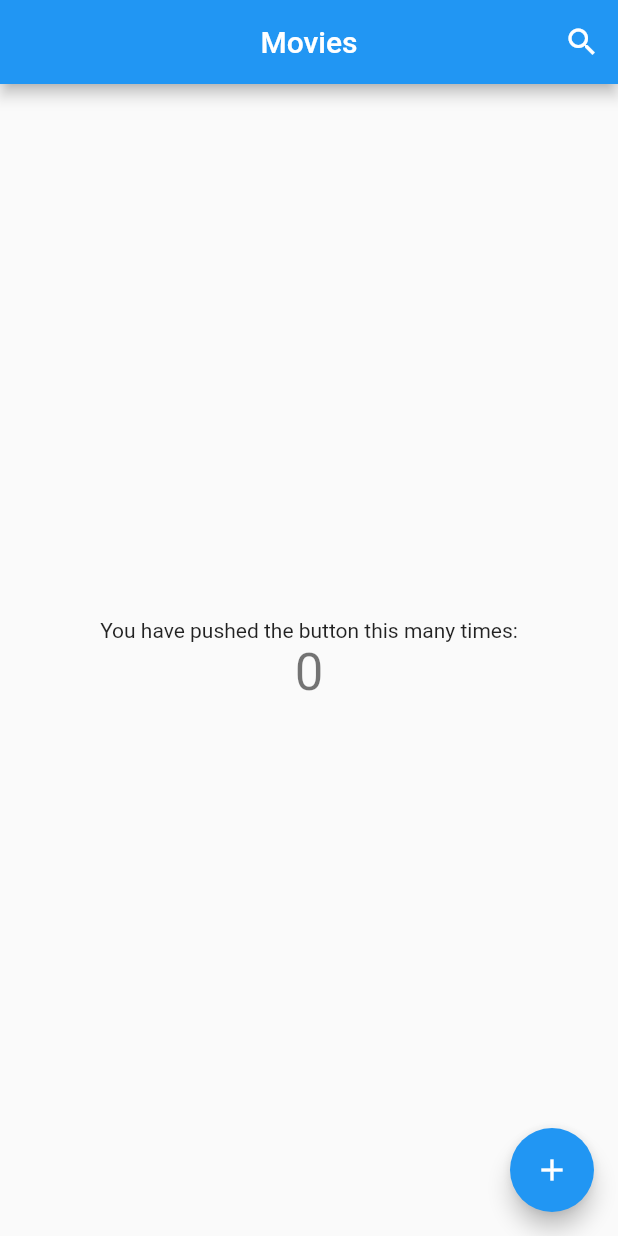
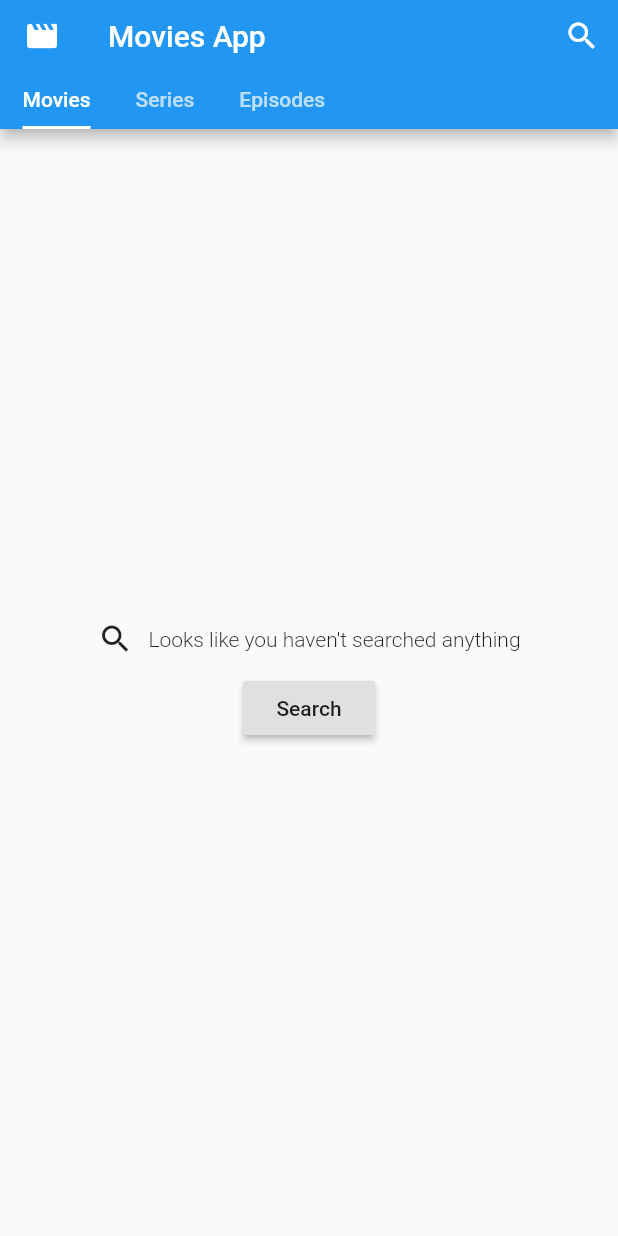
Before and after one commit to GadepalliAditya1998/flutter-movies, a Flutter app: the screen it shows after launch, on a phone screen of 412 x 824 dp. Run offline on Flutter 3.47's test engine with Material 2 defaults, Android fonts, the phone set to English and light mode, and no system bars; our stand-ins replace dio; missing offline and left inert: jaguar_serializer; statements that could not run were skipped.

```diff
--- a/lib/main.dart
+++ b/lib/main.dart
@@ -1,4 +1,7 @@
 import 'package:flutter/material.dart';
+import 'package:flutterMoviesApp/pages/home.dart';
+import 'package:flutterMoviesApp/providers/movie_list_provider.dart';
+import 'package:provider/provider.dart';
 
 void main() {
   runApp(MyApp());
@@ -7,76 +10,16 @@ void main() {
 class MyApp extends StatelessWidget {
   @override
   Widget build(BuildContext context) {
-    return MaterialApp(
-      title: 'Movies',
-      theme: ThemeData(
-        primarySwatch: Colors.blue,
-        visualDensity: VisualDensity.adaptivePlatformDensity,
+    return ChangeNotifierProvider(
+      create: (_) => MovieListProvider(),
+      child: MaterialApp(
+        title: 'Movies App',
+        theme: ThemeData(
+          primarySwatch: Colors.blue,
+          visualDensity: VisualDensity.adaptivePlatformDensity,
+        ),
+        home: Home(title: 'Flutter Demo Home Page'),
       ),
-      home: MyHomePage(title: 'Flutter Demo Home Page'),
     );
   }
 }
-
-class MyHomePage extends StatefulWidget {
-  MyHomePage({Key key, this.title}) : super(key: key);
-
-  final String title;
-
-  @override
-  _MyHomePageState createState() => _MyHomePageState();
-}
-
-class _MyHomePageState extends State<MyHomePage> {
-  int _counter = 0;
-  bool isSearchActive = false;
-
-  void _incrementCounter() {
-    setState(() {
-      _counter++;
-    });
-  }
-
-  @override
-  Widget build(BuildContext context) {
-    return Scaffold(
-      appBar: AppBar(
-        title: isSearchActive ? _search : Text('Movies'),
-        centerTitle: true,
-        actions: [
-          IconButton(
-            icon: Icon(this.isSearchActive ? Icons.close : Icons.search),
-            onPressed: () {
-              setState(() {
-                this.isSearchActive = !this.isSearchActive;
-              });
-            },
-          ),
-        ],
-      ),
-      body: Center(
-        child: Column(
-          mainAxisAlignment: MainAxisAlignment.center,
-          children: <Widget>[
-            Text(
-              'You have pushed the button this many times:',
-            ),
-            Text(
-              '$_counter',
-              style: Theme.of(context).textTheme.headline4,
-            ),
-          ],
-        ),
-      ),
-      floatingActionButton: FloatingActionButton(
-        onPressed: _incrementCounter,
-        tooltip: 'Increment',
-        child: Icon(Icons.add),
-      ),
-    );
-  }
-
-  TextFormField get _search {
-    return TextFormField();
-  }
-}
--- a/lib/models/api_response.dart
+++ b/lib/models/api_response.dart
@@ -1,5 +1,4 @@
-class ApiResponse<T> {
-  T data;
+class ApiResponse {
   bool response;
   String error;
 }
--- a/lib/models/index.dart
+++ b/lib/models/index.dart
@@ -1,3 +1,4 @@
 export './api_response.dart';
+export './movie_details.dart';
 export './movies_list_item.dart';
-export './movie_details.dart';
+export './search.dart';
--- a/lib/models/movies_list_item.dart
+++ b/lib/models/movies_list_item.dart
@@ -1,11 +1,39 @@
 import 'package:jaguar_serializer/jaguar_serializer.dart';
+
+import 'api_response.dart';
 part 'movies_list_item.jser.dart';
 
-class MovieListItem {
+class MovieListItem extends ApiResponse {
+  @Field(
+      isNullable: false,
+      dontDecode: false,
+      decodeFrom: 'Title',
+      dontEncode: false)
   String title;
+    @Field(
+      processor: NumToStringProcessor(),
+      isNullable: false,
+      dontDecode: false,
+      decodeFrom: 'Year',
+      dontEncode: false)
   int year;
+    @Field(
+      isNullable: false,
+      dontDecode: false,
+      decodeFrom: 'imdbID',
+      dontEncode: false)
   String imdbId;
+    @Field(
+      isNullable: false,
+      dontDecode: false,
+      decodeFrom: 'Type',
+      dontEncode: false)
   String type;
+    @Field(
+      isNullable: false,
+      dontDecode: false,
+      decodeFrom: 'Poster',
+      dontEncode: false)
   String poster;
 }
 
--- /dev/null
+++ b/lib/pages/home.dart
@@ -0,0 +1,127 @@
+import 'package:flutter/material.dart';
+import 'package:flutterMoviesApp/pages/list_page.dart';
+import 'package:flutterMoviesApp/providers/movie_list_provider.dart';
+import 'package:provider/provider.dart';
+
+class Home extends StatefulWidget {
+  Home({Key key, this.title}) : super(key: key);
+
+  final String title;
+
+  @override
+  _HomeState createState() => _HomeState();
+}
+
+class _HomeState extends State<Home> with SingleTickerProviderStateMixin {
+  final TextEditingController _controller = TextEditingController();
+  TabController _tabController;
+  List<int> years;
+
+  @override
+  void initState() {
+    super.initState();
+    this._tabController = TabController(initialIndex: 0, vsync: this, length: 3)
+      ..addListener(() => onTabChange(this._tabController.index));
+  }
+
+  @override
+  Widget build(BuildContext context) {
+    return Consumer<MovieListProvider>(
+      builder: (context, movieProvider, _) => WillPopScope(
+        onWillPop: () async {
+          if (movieProvider.isSearchMode) {
+            _controller.clear();
+            movieProvider.setSearchMode(false);
+            return false;
+          }
+          return true;
+        },
+        child: Scaffold(
+          appBar: AppBar(
+            backgroundColor: movieProvider.isSearchMode
+                ? Colors.white
+                : Theme.of(context).appBarTheme.color,
+            leading: Icon(Icons.movie_creation_rounded),
+            title: movieProvider.isSearchMode ? _search : Text('Movies App'),
+            actions: !movieProvider.isSearchMode
+                ? [
+                    IconButton(
+                      icon: Icon(movieProvider.isSearchMode
+                          ? Icons.close
+                          : Icons.search),
+                      onPressed: () {
+                        movieProvider.setSearchMode(true);
+                      },
+                    ),
+                  ]
+                : null,
+            bottom: !movieProvider.isSearchMode
+                ? PreferredSize(
+                    preferredSize: Size.fromHeight(30),
+                    child: Align(
+                      alignment: Alignment.centerLeft,
+                      child: TabBar(
+                          controller: _tabController,
+                          labelPadding: EdgeInsets.symmetric(
+                              vertical: 10, horizontal: 15),
+                          indicatorSize: TabBarIndicatorSize.label,
+                          isScrollable: true,
+                          tabs: [
+                            Text('Movies'),
+                            Text('Series'),
+                            Text('Episodes')
+                          ]),
+                    ),
+                  )
+                : null,
+          ),
+          body: TabBarView(
+              physics: NeverScrollableScrollPhysics(),
+              controller: _tabController,
+              children: [
+                MoviesListPage(),
+                MoviesListPage(),
+                MoviesListPage(),
+              ]),
+        ),
+      ),
+    );
+  }
+
+  TextFormField get _search {
+    var provider = Provider.of<MovieListProvider>(context, listen: false);
+    return TextFormField(
+      controller: _controller,
+      autofocus: true,
+      textInputAction: TextInputAction.search,
+      onFieldSubmitted: provider.setSearchText,
+      decoration: InputDecoration(
+          hintText: 'Search',
+          isCollapsed: true,
+          isDense: true,
+          border: InputBorder.none,
+          contentPadding: EdgeInsets.symmetric(vertical: 20.0),
+          suffixIcon: IconButton(
+              onPressed: () {
+                if (provider.searchText?.isEmpty ?? true) {
+                  provider.setSearchMode(false);
+                } else {
+                  this._controller.clear();
+                  provider.setSearchText('');
+                }
+              },
+              icon: Icon(Icons.close, color: Colors.black))),
+    );
+  }
+
+  onTabChange(int index) {
+    var provider = Provider.of<MovieListProvider>(context, listen: false);
+    provider.setActiveTab(index);
+  }
+
+  @override
+  void dispose() {
+    this._tabController.dispose();
+    super.dispose();
+  }
+}
--- a/lib/pages/list_page.dart
+++ b/lib/pages/list_page.dart
@@ -0,0 +1,148 @@
+import 'package:flutter/material.dart';
+import 'package:flutterMoviesApp/models/movies_list_item.dart';
+import 'package:flutterMoviesApp/providers/movie_list_provider.dart';
+import 'package:provider/provider.dart';
+
+class MoviesListPage extends StatefulWidget {
+  @override
+  _MoviesListPageState createState() => _MoviesListPageState();
+}
+
+class _MoviesListPageState extends State<MoviesListPage> {
+  List<MovieListItem> movies;
+  ScrollController _scrollController;
+  @override
+  void initState() {
+    super.initState();
+    _scrollController = ScrollController();
+  }
+
+  @override
+  Widget build(BuildContext context) {
+    return Consumer<MovieListProvider>(builder: (context, moviesProvider, _) {
+      if (moviesProvider.isLoading && moviesProvider.movies.isEmpty)
+        return Center(
+            child: Container(
+                height: 30, width: 30, child: CircularProgressIndicator()));
+      else if (moviesProvider.movies != null &&
+          moviesProvider.movies.length > 0) {
+        this.movies = moviesProvider.movies;
+        return NotificationListener(
+          onNotification: onScroll,
+          child: Column(
+            children: [
+              Expanded(
+                child: GridView.builder(
+                  controller: _scrollController,
+                  gridDelegate: SliverGridDelegateWithFixedCrossAxisCount(
+                      crossAxisCount: 2),
+                  itemCount: moviesProvider.movies.length,
+                  itemBuilder: _buildItem,
+                ),
+              ),
+              moviesProvider.isLoading
+                  ? Container(
+                      margin: EdgeInsets.symmetric(vertical: 10),
+                      height: 20,
+                      width: 20,
+                      child: CircularProgressIndicator())
+                  : SizedBox.shrink(),
+            ],
+          ),
+        );
+      } else {
+        return Column(
+          mainAxisAlignment: MainAxisAlignment.center,
+          crossAxisAlignment: CrossAxisAlignment.center,
+          children: [
+            Row(
+              mainAxisAlignment: MainAxisAlignment.center,
+              children: [
+                Icon(Icons.search),
+                SizedBox(width: 10),
+                Text(
+                  'Looks like you haven\'t searched anything',
+                  style: TextStyle(fontWeight: FontWeight.w300),
+                ),
+              ],
+            ),
+            SizedBox(height: 10),
+            RaisedButton(
+              onPressed: () {
+                moviesProvider.setSearchMode(true);
+              },
+              child: Text('Search'),
+            )
+          ],
+        );
+      }
+    });
+  }
+
+  Widget _buildItem(BuildContext context, int index) {
+    var movie = movies[index];
+    return Card(
+      shape: RoundedRectangleBorder(borderRadius: BorderRadius.circular(5)),
+      child: InkWell(
+        onTap: () {},
+        child: Stack(children: [
+          Column(
+            crossAxisAlignment: CrossAxisAlignment.stretch,
+            children: [
+              Container(
+                height: 180,
+                child: Image.network(
+                  movie.poster,
+                  errorBuilder: (context, _, __) => Icon(
+                      Icons.movie_creation_outlined,
+                      size: 60,
+                      color: Colors.grey),
+                  loadingBuilder: (context, child, progress) {
+                    return progress == null
+                        ? child
+                        : Center(child: CircularProgressIndicator());
+                  },
+                  fit: BoxFit.cover,
+                ),
+              ),
+              Container(
+                alignment: Alignment.centerLeft,
+                padding: const EdgeInsets.all(4),
+                child: Text(
+                  movie.title,
+                  style: TextStyle(
+                    fontWeight: FontWeight.w500,
+                  ),
+                  maxLines: 1,
+                  overflow: TextOverflow.ellipsis,
+                ),
+              ),
+            ],
+          ),
+          Align(
+            alignment: Alignment.topRight,
+            child: Container(
+              alignment: Alignment.center,
+              color: Colors.yellowAccent,
+              width: 60,
+              height: 25,
+              child: Text('${movie.year ?? 'N/A'}',
+                  style: TextStyle(fontWeight: FontWeight.bold)),
+            ),
+          )
+        ]),
+      ),
+    );
+  }
+
+  bool onScroll(Notification notification) {
+    var movieProvider = Provider.of<MovieListProvider>(context, listen: false);
+    bool isScreenEnd = _scrollController.position.maxScrollExtent ==
+        _scrollController.position.pixels;
+
+    if (notification is ScrollEndNotification && isScreenEnd) {
+      movieProvider.loadNextPage();
+    }
+    return true;
+  }
+}
--- a/lib/providers/movie_list_provider.dart
+++ b/lib/providers/movie_list_provider.dart
@@ -0,0 +1,92 @@
+import 'package:flutter/widgets.dart';
+import 'package:flutterMoviesApp/models/movies_list_item.dart';
+import 'package:flutterMoviesApp/repositories/movies_repository.dart';
+
+enum MoviesQueryType { movies, series, episode }
+
+class MovieListProvider extends ChangeNotifier {
+  List<MovieListItem> _movieList = [];
+  MovieRepository _movieRepository;
+
+  bool isSearchMode = false;
+  bool isLoading = false;
+  String searchText;
+  MoviesQueryType activeTab = MoviesQueryType.movies;
+
+  int pageIndex = 1;
+  int yearOfRelease;
+
+  MovieListProvider() {
+    this._movieRepository = MovieRepository();
+  }
+
+  setSearchMode(bool isSearchMode) {
+    this.isSearchMode = isSearchMode;
+    notifyListeners();
+  }
+
+  void setSearchText(String searchText) {
+    this.searchText = searchText;
+    this._fetchMovies();
+  }
+
+  void _fetchMovies() async {
+    this.isLoading = true;
+    notifyListeners();
+
+    var result = await this._movieRepository.getMovies(
+          movieName: searchText,
+          pageIndex: this.pageIndex,
+          type: _movieTypeMap[this.activeTab],
+        );
+    this.isLoading = false;
+    if (result != null) {
+      this._movieList = result;
+    }
+    notifyListeners();
+  }
+
+  void setActiveTab(int position) {
+    this.activeTab = MoviesQueryType.values.elementAt(position);
+  }
+
+  void setLoading(bool isloading) {
+    this.isLoading = isloading;
+    notifyListeners();
+  }
+
+  void loadNextPage() {
+    this.pageIndex++;
+    this._fetchMovies();
+  }
+
+  List<MovieListItem> get movies {
+    if (this.searchText != null && this.searchText.isNotEmpty)
+      return this
+          ._movieList
+          .where((movie) =>
+              movie.type.toLowerCase() ==
+                  _movieTypeMap[this.activeTab].toLowerCase() &&
+              movie.title.toLowerCase().contains(this.searchText.toLowerCase()))
+          .toList();
+    else {
+      return this
+          ._movieList
+          .where((movie) =>
+              movie.type.toLowerCase() ==
+              _movieTypeMap[this.activeTab].toLowerCase())
+          .toList();
+    }
+  }
+
+  // Map<String, String> get _query => {
+  //       's': this.searchText,
+  //       'page': '${this.pageIndex}',
+  //     };
+
+  Map<MoviesQueryType, String> get _movieTypeMap => {
+        MoviesQueryType.movies: 'movie',
+        MoviesQueryType.series: 'series',
+        MoviesQueryType.episode: 'episode',
+      };
+}
--- /dev/null
+++ b/lib/repositories/movies_repository.dart
@@ -0,0 +1,39 @@
+import 'package:flutterMoviesApp/models/index.dart';
+import 'package:flutterMoviesApp/services/movies_service.dart';
+
+class MovieRepository {
+  List<MovieListItem> _movies;
+  int searchResults;
+
+  MoviesService _moviesApiService;
+
+  MovieRepository() {
+    this._movies = [];
+    this._moviesApiService = MoviesService();
+  }
+
+  Future<List<MovieListItem>> getMovies(
+      {String movieName, int pageIndex, String type}) async {
+    if (movieName == null || movieName.trim().isEmpty) {
+      return this._movies;
+    } else {
+      var query = Map<String, String>()
+        ..putIfAbsent('s', () => movieName)
+        ..putIfAbsent('page', () => '$pageIndex')
+        ..putIfAbsent('type', () => type);
+
+      var searchList = await this._moviesApiService.searchMovies(query);
+      if (searchList != null) {
+        this._movies.removeWhere((movie) =>
+            searchList.movies.firstWhere(
+                (searchedMovie) =>
+                    searchedMovie.imdbId.toLowerCase() == movie.imdbId,
+                orElse: () => null) !=
+            null);
+        this._movies.addAll(searchList.movies);
+        this.searchResults = searchList.totalResults;
+      }
+      return this._movies;
+    }
+  }
+}
```
Also changed, not shown: lib/http/http.service.dart (+26 -1 lines), lib/models/movie_details.dart (+12 -1 lines), lib/models/movie_details.jser.dart (+9 -4 lines), lib/models/movies_list_item.jser.dart (+21 -10 lines), lib/models/search.dart (added, +26 -0 lines), lib/models/search.jser.dart (added, +44 -0 lines), lib/services/movies_service.dart (added, +8 -0 lines), lib/utilities/serializer_utility.dart (+6 -5 lines), 4 other files.
